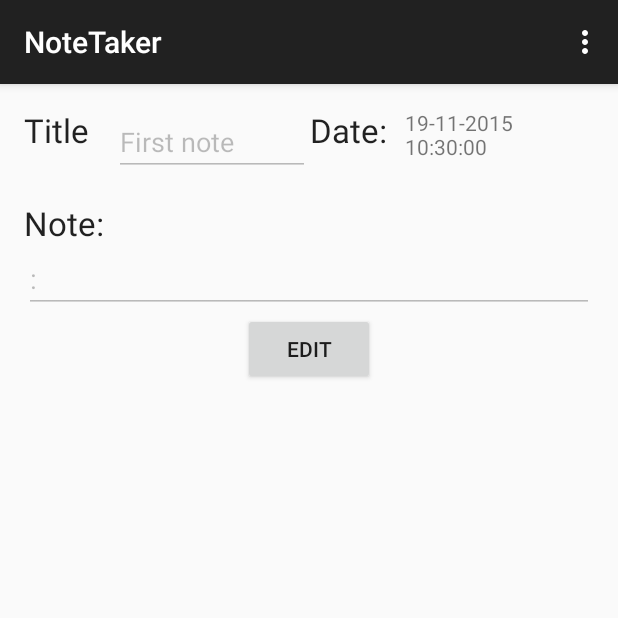
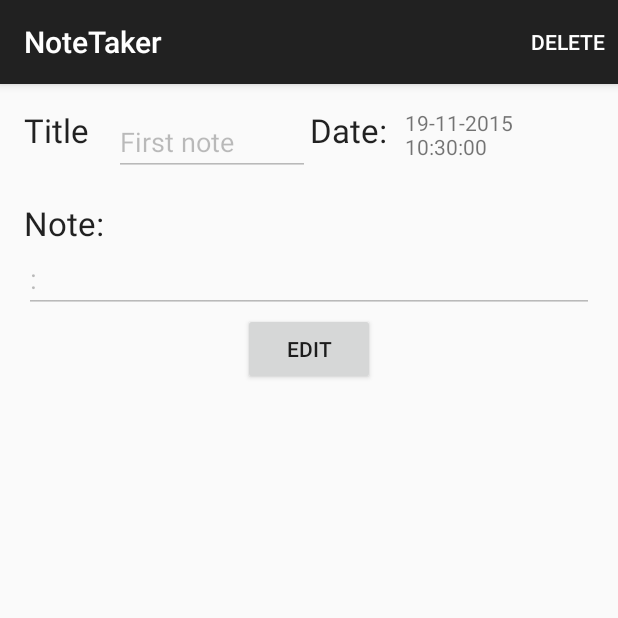
Before and after one commit to MahmoudAzzam/NoteTaker, an Android app: the screen it shows after launch (EditNoteActivity), after a tap on "First note", on a phone screen of 412 x 824 dp, the top half of it. Run offline under Robolectric (Android 15) with nearby library versions, the phone set to English and light mode, and no system bars.

Commit message:
Fully working app!

```diff
--- /dev/null
+++ b/app/src/main/res/menu/context_menu.xml
@@ -0,0 +1,4 @@
+<?xml version="1.0" encoding="utf-8"?>
+<menu xmlns:android="http://schemas.android.com/apk/res/android">
+    <item android:id="@+id/deleteItem" android:title="@string/delete"></item>
+</menu>
--- a/app/src/main/res/menu/menu_edit_note.xml
+++ b/app/src/main/res/menu/menu_edit_note.xml
@@ -2,8 +2,8 @@
       xmlns:app="http://schemas.android.com/apk/res-auto"
       xmlns:tools="http://schemas.android.com/tools"
       tools:context=".MainActivity">
-    <item android:id="@+id/action_settings"
-          android:title="@string/action_settings"
+    <item android:id="@+id/deleteItem"
+          android:title="@string/delete"
           android:orderInCategory="100"
-          app:showAsAction="never"/>
+          app:showAsAction="always|withText"/>
 </menu>
--- a/app/src/main/res/values/strings.xml
+++ b/app/src/main/res/values/strings.xml
@@ -9,4 +9,5 @@
     <string name="save">Save</string>
     <string name="add_note">Add Note</string>
     <string name="title_activity_list_notes">ListNotesActivity</string>
+    <string name="delete">Delete</string>
 </resources>
```
Also changed, not shown: app/src/main/java/com/firstprogram/mahmoud/notetaker/EditNoteActivity.java (+35 -2 lines), app/src/main/java/com/firstprogram/mahmoud/notetaker/ListNotesActivity.java (+33 -0 lines).
